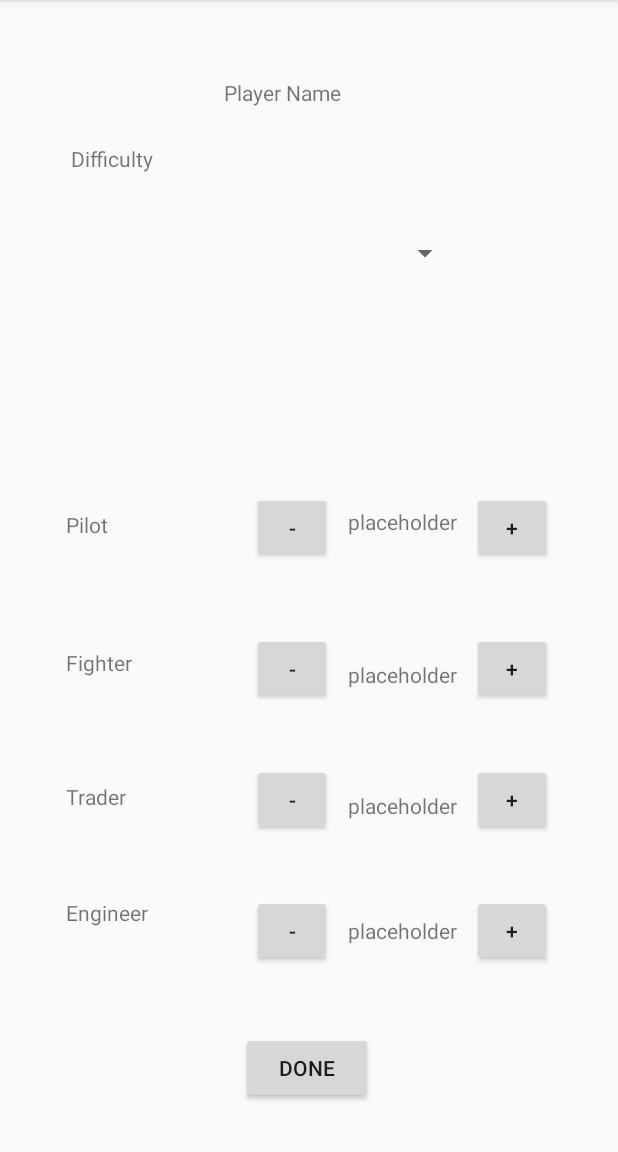
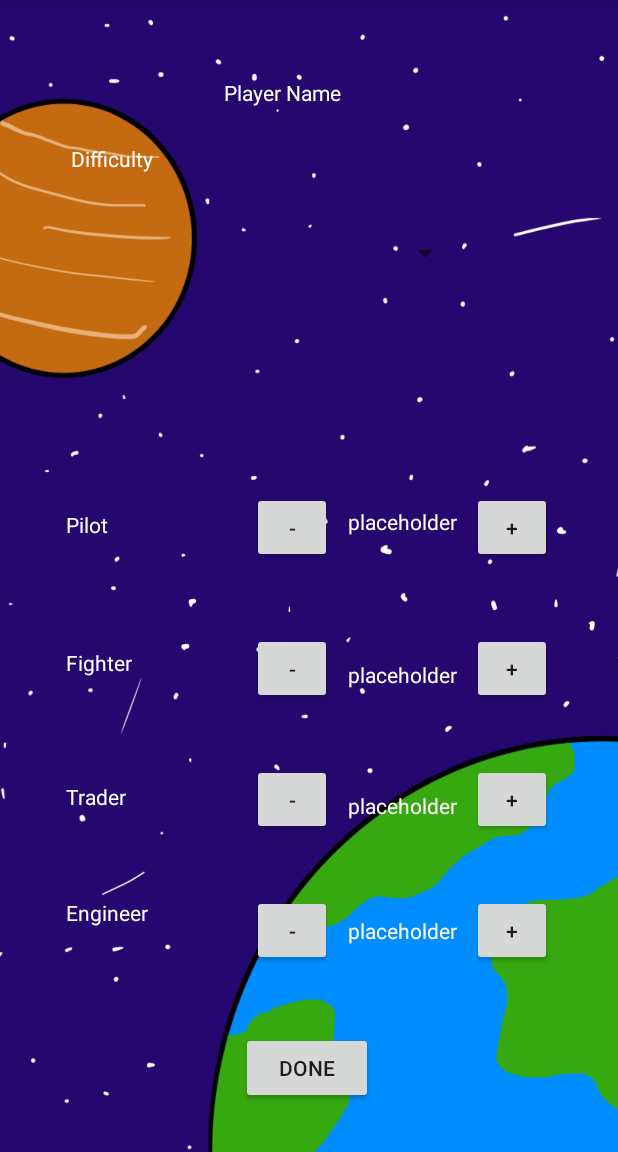
Before and after one commit to Astro-Devs/SpaceTraders, an Android app: the screen it shows after launch (MainActivity), on a phone screen of 412 x 824 dp, the part 84-1236 px from its top. Run offline under Robolectric (Android 15) with nearby library versions, the phone set to English and light mode, and no system bars.

Commit message:
Added background to layout

```diff
--- a/app/src/main/res/layout/activity_main.xml
+++ b/app/src/main/res/layout/activity_main.xml
@@ -5,10 +5,12 @@
         xmlns:app="http://schemas.android.com/apk/res-auto"
         android:layout_width="match_parent"
         android:layout_height="match_parent"
-        tools:context=".views.MainActivity">
+        tools:context=".views.MainActivity"
+        android:background="@drawable/loginscreen">
 
     <TextView
             android:text="placeholder"
+            android:textColor="#FFFFFF"
             android:layout_width="wrap_content"
             android:layout_height="21dp"
             android:id="@+id/points4"
@@ -17,6 +19,7 @@
             app:layout_constraintStart_toEndOf="@+id/minus4" android:layout_marginStart="8dp"/>
     <TextView
             android:text="placeholder"
+            android:textColor="#FFFFFF"
             android:layout_width="wrap_content"
             android:layout_height="wrap_content"
             android:id="@+id/points3"
@@ -71,6 +74,7 @@
             android:layout_marginStart="8dp" app:layout_constraintHorizontal_bias="0.837"/>
     <TextView
             android:text="Pilot"
+            android:textColor="#FFFFFF"
             android:layout_width="77dp"
             android:layout_height="25dp"
             android:id="@+id/pilot"
@@ -82,6 +86,7 @@
             app:layout_constraintVertical_bias="0.85" app:layout_constraintBottom_toTopOf="@+id/fighter"/>
     <TextView
             android:text="Trader"
+            android:textColor="#FFFFFF"
             android:layout_width="77dp"
             android:layout_height="25dp"
             android:id="@+id/trader" android:layout_marginBottom="52dp"
@@ -91,6 +96,7 @@
     />
     <TextView
             android:text="Player Name"
+            android:textColor="#FFFFFF"
             android:layout_width="112dp"
             android:layout_height="36dp" android:id="@+id/playerName"
             android:layout_marginTop="52dp"
@@ -100,6 +106,7 @@
             android:layout_marginStart="8dp" app:layout_constraintHorizontal_bias="0.498"/>
     <TextView
             android:text="Difficulty"
+            android:textColor="#FFFFFF"
             android:layout_width="wrap_content"
             android:layout_height="24dp"
             android:id="@+id/difficulty" app:layout_constraintStart_toStartOf="parent"
@@ -109,6 +116,7 @@
     <Spinner
             android:layout_width="280dp"
             android:layout_height="41dp"
+            android:textColor="#FFFFFF"
             android:id="@+id/difficultySpinner" android:layout_marginTop="28dp"
             app:layout_constraintTop_toBottomOf="@+id/difficulty" app:layout_constraintEnd_toEndOf="parent"
             android:layout_marginEnd="8dp" app:layout_constraintStart_toStartOf="parent"
@@ -125,6 +133,7 @@
             app:layout_constraintStart_toStartOf="parent" app:layout_constraintHorizontal_bias="0.495"/>
     <TextView
             android:text="Fighter"
+            android:textColor="#FFFFFF"
             android:layout_width="77dp"
             android:layout_height="25dp"
             android:id="@+id/fighter"
@@ -135,6 +144,7 @@
             app:layout_constraintBottom_toTopOf="@+id/trader"/>
     <TextView
             android:text="Engineer"
+            android:textColor="#FFFFFF"
             android:layout_width="77dp"
             android:layout_height="25dp"
             android:id="@+id/engineer"
@@ -176,6 +186,7 @@
             android:layout_marginStart="8dp" app:layout_constraintHorizontal_bias="0.879"/>
     <TextView
             android:text="placeholder"
+            android:textColor="#FFFFFF"
             android:layout_width="wrap_content"
             android:layout_height="wrap_content"
             android:id="@+id/points" app:layout_constraintStart_toEndOf="@+id/minus" android:layout_marginStart="8dp"
@@ -185,6 +196,7 @@
             app:layout_constraintVertical_bias="0.816"/>
     <TextView
             android:text="placeholder"
+            android:textColor="#FFFFFF"
             android:layout_width="wrap_content"
             android:layout_height="wrap_content"
             android:id="@+id/points2"
```
Also changed, not shown: app/src/main/res/drawable/loginscreen.png (added).
